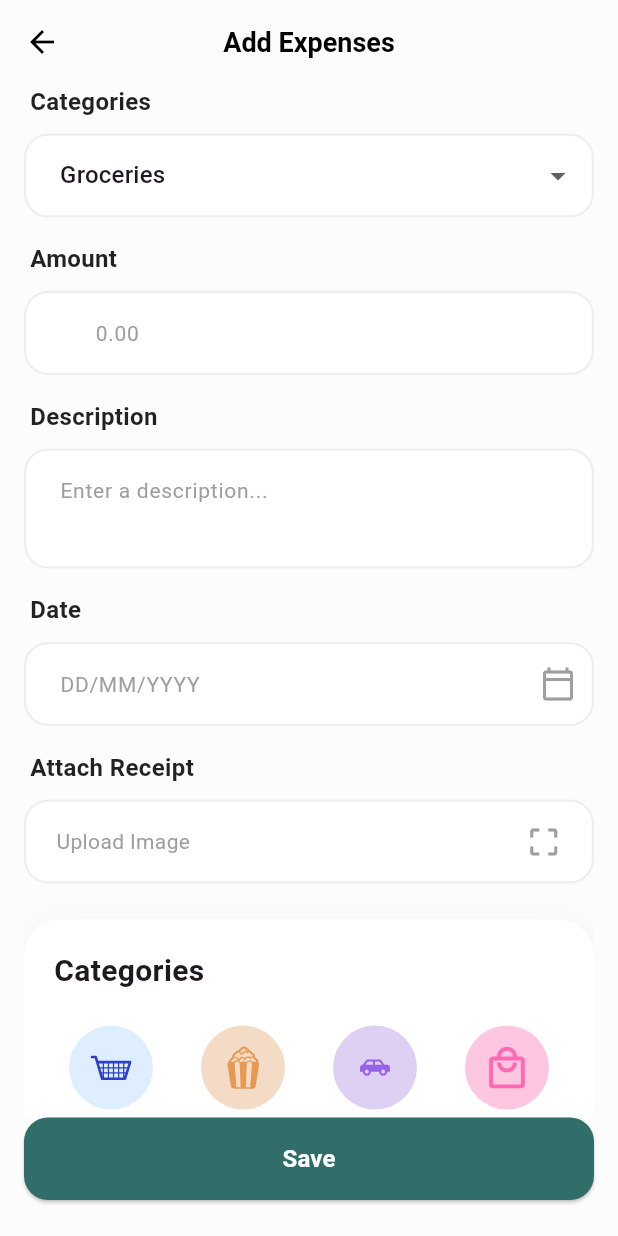
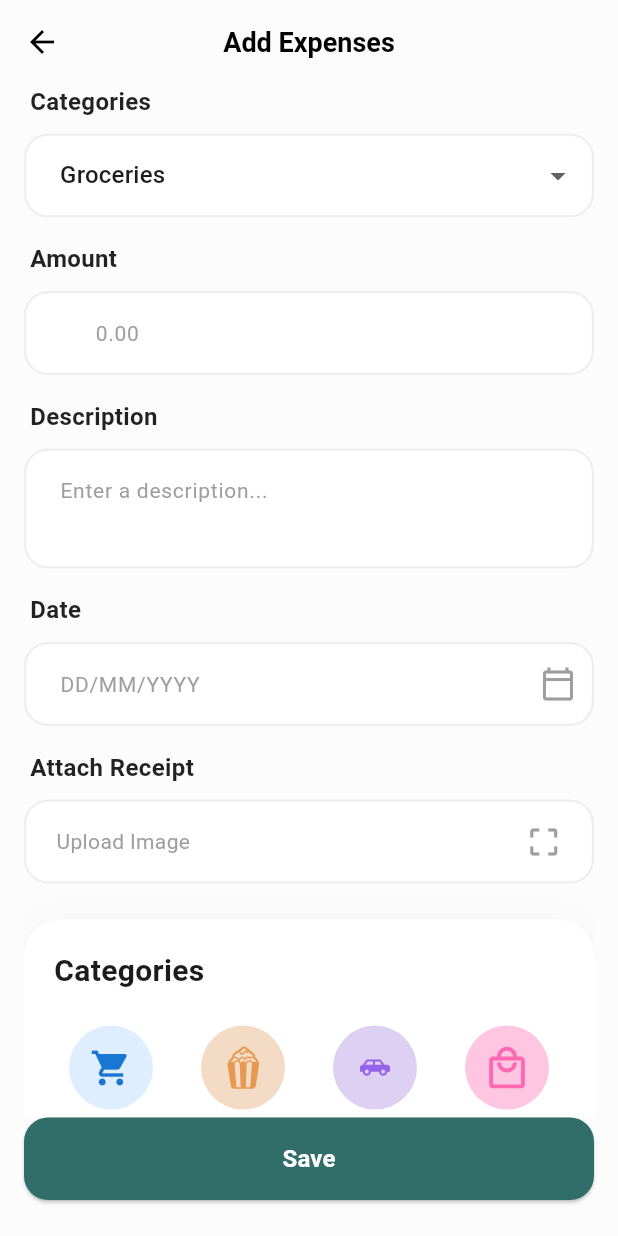
Before and after one commit to rrma1710/mtf_expense_tracker_flutter, a Flutter app: the AddExpensePage screen opened directly, on a phone screen of 412 x 824 dp. Run offline on Flutter 3.47's test engine with Material 3 defaults, Android fonts, the phone set to English and light mode, and no system bars; our stand-ins replace flutter_svg, google_fonts.

Commit message:
Memodifikasi UI

```diff
--- a/expense_tracker/lib/page/add_expense_page.dart
+++ b/expense_tracker/lib/page/add_expense_page.dart
@@ -23,9 +23,10 @@ class _AddExpensePageState extends State<AddExpensePage> {
   // Data untuk grid kategori
   final List<Map<String, dynamic>> categoryGridItems = [
     {
-      'icon': 'assets/icon/Groceries.svg',
+      'icon': Icons.shopping_cart,
       'label': 'Groceries',
       'color': const Color(0xFFDEEEFF),
+      'iconColor': Colors.blue.shade700,
     },
     {
       'icon': 'assets/icon/entertainment.svg',
@@ -66,9 +67,9 @@ class _AddExpensePageState extends State<AddExpensePage> {
       'label': 'Other',
       'color': const Color(0xFF538582),
       'size': 30.0,
+      // Tidak ada iconColor, akan pakai warna default (putih)
     },
   ];
-
 
   InputDecoration _buildInputDecoration({
     String? hintText,
@@ -252,6 +253,8 @@ class _AddExpensePageState extends State<AddExpensePage> {
                                 item['color'],
                                 iconSize:
                                     (item['size'] as num?)?.toDouble() ?? 28.0,
+                                iconColor:
+                                    item['iconColor'], // <-- DIUBAH: Mengirim data iconColor
                               );
                             },
                           ),
@@ -304,12 +307,13 @@ class _AddExpensePageState extends State<AddExpensePage> {
     );
   }
 
-
+  // DIUBAH: Menerima parameter iconColor
   Widget _buildCategoryGridItem(
     dynamic icon,
     String label,
     Color color, {
     double iconSize = 28.0,
+    Color? iconColor,
   }) {
     Widget iconWidget;
     if (icon is String) {
@@ -321,8 +325,13 @@ class _AddExpensePageState extends State<AddExpensePage> {
         height: iconSize,
       );
     } else if (icon is IconData) {
-
-      iconWidget = Icon(icon, color: Colors.white, size: iconSize);
+      // DIUBAH: Menggunakan warna dari parameter
+      iconWidget = Icon(
+        icon,
+        // Jika iconColor tidak ada, maka pakai warna putih sebagai default
+        color: iconColor ?? Colors.white,
+        size: iconSize,
+      );
     } else {
       iconWidget = const SizedBox.shrink();
     }
```
Also changed, not shown: expense_tracker/assets/icon/Insurance.svg.
